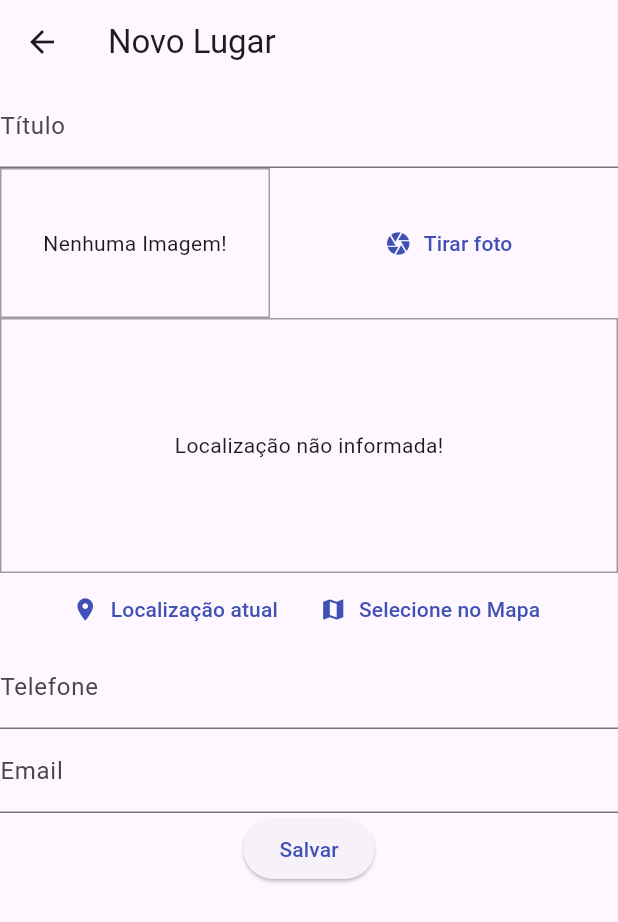
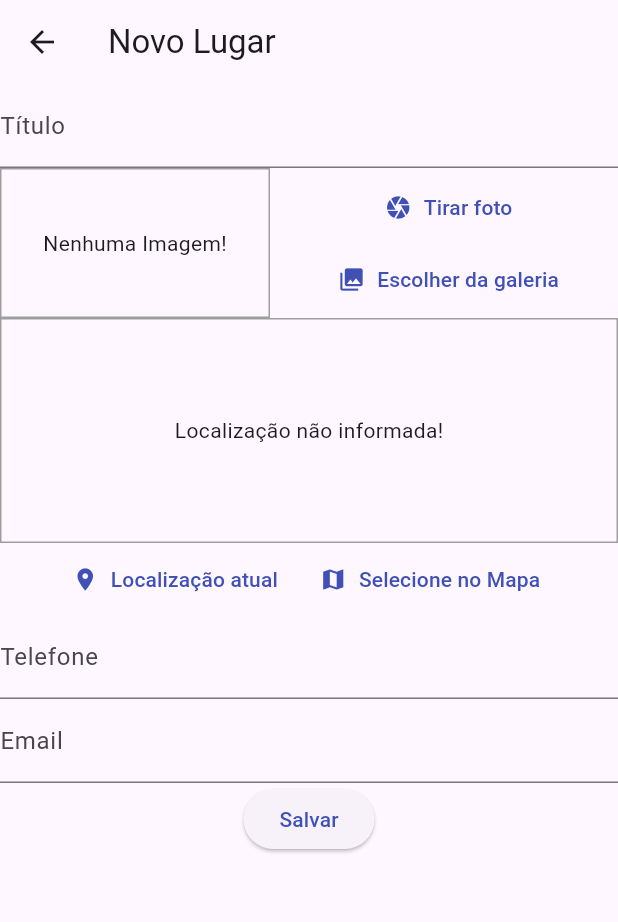
Before and after one commit to ianco-so/mp5, a Flutter app: the PlaceFormScreen screen opened by its route, after a tap on "Tirar foto", on a phone screen of 412 x 824 dp. Shown: the top 922 px of the screen. Run offline on Flutter 3.47's test engine with Material 3 defaults, Android fonts, the phone set to English and light mode, and no system bars; our stand-ins replace firebase_core, firebase_messaging, flutter_local_notifications, google_maps_flutter, image_picker, location and 1 more; missing offline and left inert: google_maps_flutter_platform_interface; accounts and stored records are empty.

Commit message:
:sparkles: feat(galeria): adicionando fotos por galeria
- Item f finalizado!

```diff
--- a/lib/components/image_input.dart
+++ b/lib/components/image_input.dart
@@ -18,25 +18,38 @@ class _ImageInputState extends State<ImageInput> {
   //Capturando Imagem
   File? _storedImage;
 
-  _takePicture() async {
+  Future<void> _takePicture() async {
     final ImagePicker _picker = ImagePicker();
-    XFile imageFile = await _picker.pickImage(
+    final XFile? imageFile = await _picker.pickImage(
       source: ImageSource.camera,
       maxWidth: 600,
-    ) as XFile;
+    );
 
     if (imageFile == null) return;
 
+    _saveImage(File(imageFile.path));
+  }
+
+  Future<void> _pickFromGallery() async {
+    final ImagePicker _picker = ImagePicker();
+    final XFile? imageFile = await _picker.pickImage(
+      source: ImageSource.gallery,
+      maxWidth: 600,
+    );
+
+    if (imageFile == null) return;
+
+    _saveImage(File(imageFile.path));
+  }
+
+  Future<void> _saveImage(File image) async {
     setState(() {
-      _storedImage = File(imageFile.path);
+      _storedImage = image;
     });
 
-    //pegar pasta que posso salvar documentos
     final appDir = await syspaths.getApplicationDocumentsDirectory();
-    String fileName = path.basename(_storedImage!.path);
-    final savedImage = await _storedImage!.copy(
-      '${appDir.path}/$fileName',
-    );
+    final fileName = path.basename(image.path);
+    final savedImage = await image.copy('${appDir.path}/$fileName');
     widget.onSelectImage(savedImage);
   }
 
@@ -51,7 +64,6 @@ class _ImageInputState extends State<ImageInput> {
             border: Border.all(width: 1, color: Colors.grey),
           ),
           alignment: Alignment.center,
-          //child: Text('Nenhuma imagem!'),
           //verificar se tem imagem
           child: _storedImage != null
               ? Image.file(
@@ -63,10 +75,19 @@ class _ImageInputState extends State<ImageInput> {
         ),
         SizedBox(width: 10),
         Expanded(
-          child: TextButton.icon(
-            icon: Icon(Icons.camera),
-            label: Text('Tirar foto'),
-            onPressed: _takePicture,
+          child: Column(
+            children: [
+              TextButton.icon(
+                icon: Icon(Icons.camera),
+                label: Text('Tirar foto'),
+                onPressed: _takePicture,
+              ),
+              TextButton.icon(
+                icon: Icon(Icons.photo_library),
+                label: Text('Escolher da galeria'),
+                onPressed: _pickFromGallery,
+              ),
+            ],
           ),
         ),
       ],
--- a/lib/components/location_input.dart
+++ b/lib/components/location_input.dart
@@ -60,7 +60,7 @@ class _LocationInputState extends State<LocationInput> {
     return Column(
       children: [
         Container(
-          height: 170,
+          height: 150,
           width: double.infinity,
           alignment: Alignment.center,
           decoration: BoxDecoration(
```
Also changed, not shown: lib/screens/place_detail_screen.dart (+1 -14 lines).
